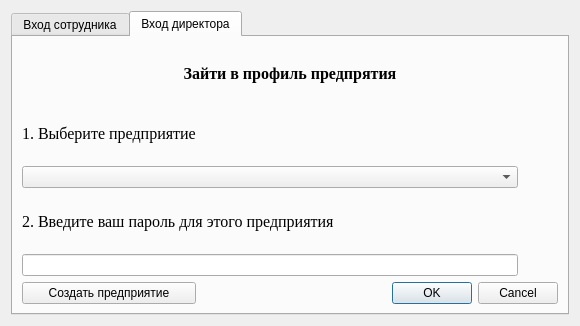
The window that SalaryCount/SalaryCount/companyOpenDialog.ui (artemkurylev/mdkp) describes before a commit, drawn with Qt 5.
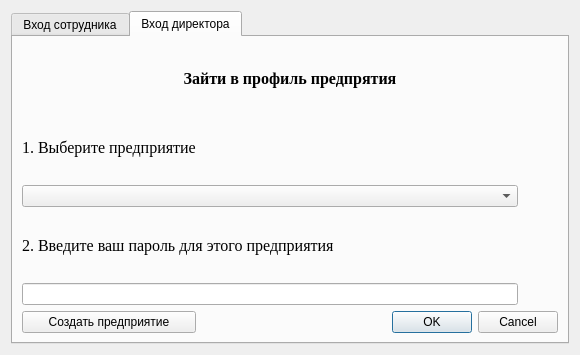
The same window after the commit.

Commit message: Настроены сигналы закрытия диалога по кнопкам "OK"/"Cancel"

```diff
--- a/SalaryCount/SalaryCount/companyOpenDialog.ui
+++ b/SalaryCount/SalaryCount/companyOpenDialog.ui
@@ -7,7 +7,7 @@
     <x>0</x>
     <y>0</y>
     <width>580</width>
-    <height>326</height>
+    <height>355</height>
    </rect>
   </property>
   <property name="windowTitle">
```
Left out of the diff: 40 changed lines with no effect on the pictures.
